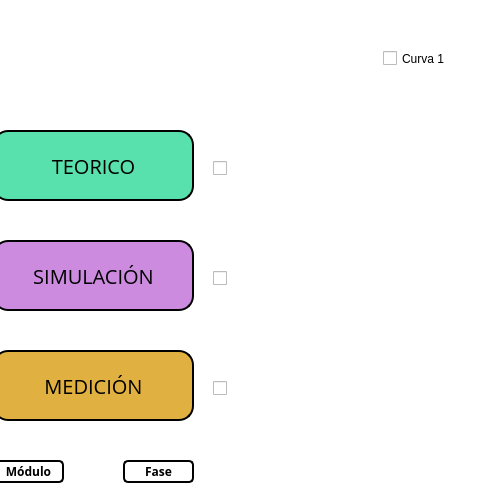
Above: frontend/menu.ui from odevincenti/TC-TP1 before the change; both pictures show x 97 to 577 and y 0 to 483 of the 1250 by 800 pixel window. Below: the same form after it.
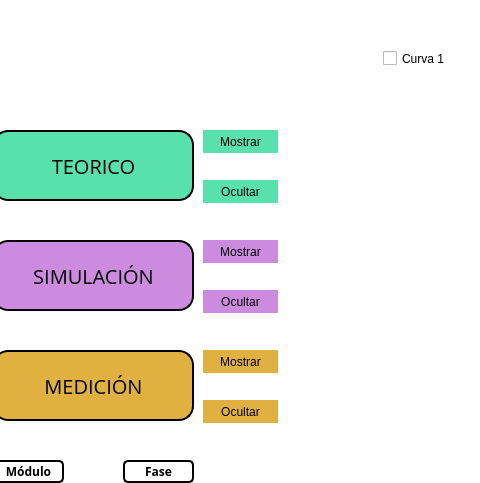
That is the form after the change. Custom widgets are drawn as their Qt base class.

Commit message: boton mostrar y ocultar

The edit to the form file:
```diff
--- a/frontend/menu.ui
+++ b/frontend/menu.ui
@@ -157,45 +157,6 @@
      <string>SIMULACIÓN</string>
     </property>
    </widget>
-   <widget class="QCheckBox" name="teoricocheckBox">
-    <property name="geometry">
-     <rect>
-      <x>310</x>
-      <y>160</y>
-      <width>31</width>
-      <height>17</height>
-     </rect>
-    </property>
-    <property name="text">
-     <string/>
-    </property>
-   </widget>
-   <widget class="QCheckBox" name="simulacioncheckBox">
-    <property name="geometry">
-     <rect>
-      <x>310</x>
-      <y>270</y>
-      <width>21</width>
-      <height>17</height>
-     </rect>
-    </property>
-    <property name="text">
-     <string/>
-    </property>
-   </widget>
-   <widget class="QCheckBox" name="medicioncheckBox">
-    <property name="geometry">
-     <rect>
-      <x>310</x>
-      <y>380</y>
-      <width>21</width>
-      <height>17</height>
-     </rect>
-    </property>
-    <property name="text">
-     <string/>
-    </property>
-   </widget>
    <widget class="QCheckBox" name="checkBox_4">
     <property name="geometry">
      <rect>
@@ -255,6 +216,125 @@
      </rect>
     </property>
    </widget>
+   <widget class="QPushButton" name="pushButton">
+    <property name="geometry">
+     <rect>
+      <x>300</x>
+      <y>130</y>
+      <width>75</width>
+      <height>23</height>
+     </rect>
+    </property>
+    <property name="styleSheet">
+     <string notr="true">background-color:rgb(88, 224, 173);
+border-width: 2px;
+border-color: black;
+border-radius:50px;</string>
+    </property>
+    <property name="text">
+     <string>Mostrar</string>
+    </property>
+   </widget>
+   <widget class="QPushButton" name="pushButton_2">
+    <property name="geometry">
+     <rect>
+      <x>300</x>
+      <y>180</y>
+      <width>75</width>
+      <height>23</height>
+     </rect>
+    </property>
+    <property name="styleSheet">
+     <string notr="true">background-color:rgb(88, 224, 173);
+border-radius:15px;
+
+border-width: 2px;
+border-color: black;</string>
+    </property>
+    <property name="text">
+     <string>Ocultar</string>
+    </property>
+   </widget>
+   <widget class="QPushButton" name="pushButton_3">
+    <property name="geometry">
+     <rect>
+      <x>300</x>
+      <y>290</y>
+      <width>75</width>
+      <height>23</height>
+     </rect>
+    </property>
+    <property name="styleSheet">
+     <string notr="true">background-color:rgb(205, 139, 224);
+
+border-radius:15px;
+
+border-width: 2px;
+border-color: black;</string>
+    </property>
+    <property name="text">
+     <string>Ocultar</string>
+    </property>
+   </widget>
+   <widget class="QPushButton" name="pushButton_4">
+    <property name="geometry">
+     <rect>
+      <x>300</x>
+      <y>240</y>
+      <width>75</width>
+      <height>23</height>
+     </rect>
+    </property>
+    <property name="styleSheet">
+     <string notr="true">background-color:rgb(205, 139, 224);
+
+border-radius:15px;
+border-width: 2px;
+border-color: black;</string>
+    </property>
+    <property name="text">
+     <string>Mostrar</string>
+    </property>
+   </widget>
+   <widget class="QPushButton" name="pushButton_5">
+    <property name="geometry">
+     <rect>
+      <x>300</x>
+      <y>400</y>
+      <width>75</width>
+      <height>23</height>
+     </rect>
+    </property>
+    <property name="styleSheet">
+     <string notr="true">background-color:rgb(224, 177, 65);
+border-radius:15px;
+
+border-width: 2px;
+border-color: black;</string>
+    </property>
+    <property name="text">
+     <string>Ocultar</string>
+    </property>
+   </widget>
+   <widget class="QPushButton" name="pushButton_6">
+    <property name="geometry">
+     <rect>
+      <x>300</x>
+      <y>350</y>
+      <width>75</width>
+      <height>23</height>
+     </rect>
+    </property>
+    <property name="styleSheet">
+     <string notr="true">background-color:rgb(224, 177, 65);
+border-radius:15px;
+border-width: 2px;
+border-color: black;</string>
+    </property>
+    <property name="text">
+     <string>Mostrar</string>
+    </property>
+   </widget>
   </widget>
   <widget class="QPushButton" name="teoricoButton">
    <property name="geometry">
```
The commit also changes 1 other file.
